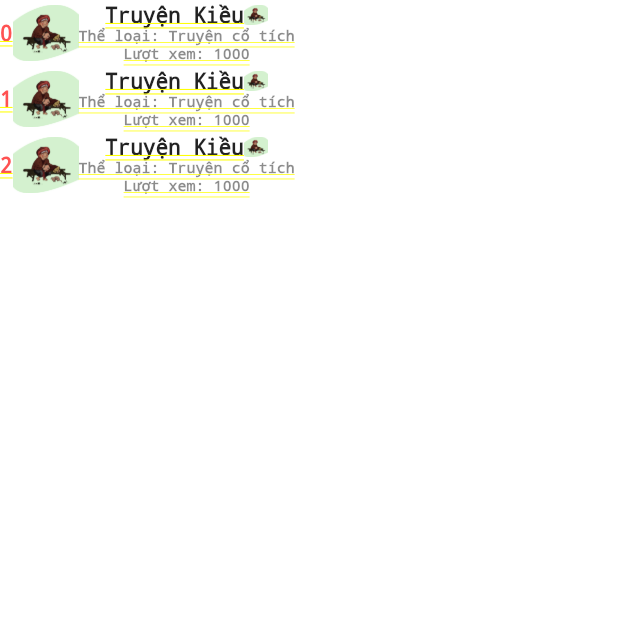
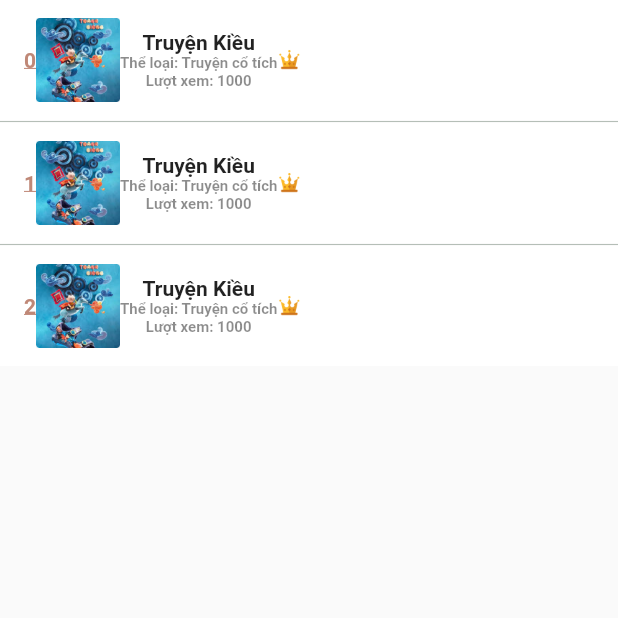
Before and after one commit to datle98/flutter_app, a Flutter app: the screen it shows after launch, after a tap on "Facebook", on a phone screen of 412 x 824 dp, the top half of it. Run offline on Flutter 3.47's test engine with Material 2 defaults, Android fonts, the phone set to English and light mode, and no system bars.

Commit message:
add item listview

```diff
--- a/lib/items/item_listview_home.dart
+++ b/lib/items/item_listview_home.dart
@@ -1,12 +1,10 @@
-import 'dart:ffi';
-
 import 'package:flutter/material.dart';
 
-class ItemHome extends StatelessWidget {
+class ItemList extends StatelessWidget {
   final int pos;
   final int view;
 
-  const ItemHome(this.pos, this.view);
+  const ItemList(this.pos, this.view);
 
   @override
   Widget build(BuildContext context) {
@@ -15,25 +13,31 @@ class ItemHome extends StatelessWidget {
 
   Widget item(int pos, int view) {
     return Container(
-
-      child: Row(
+        color: Colors.white,
+        padding: EdgeInsets.only(top:12, left: 16, right: 24, bottom: 12),
+        child: Column(
+          children: [
+            Row(
               children: [
                 Text(
                   '$pos',
                   style: TextStyle(
-                color: Colors.redAccent,
+                      color: Color.fromRGBO(191, 136, 119, 1),
                       fontSize: 14,
                       fontWeight: FontWeight.bold,
-                decoration: TextDecoration.underline),
+                      decoration: TextDecoration.underline,
+                      decorationStyle: TextDecorationStyle.solid,
+                      decorationColor: Color.fromRGBO(191, 136, 119, 1)),
                 ),
+                SizedBox(height: 14),
                 Image(
-            image: AssetImage('res/images/banner.png'),
-            width: 44,
-            height: 44,
+                  image: AssetImage('res/images/thumbnail.png'),
+                  width: 56,
+                  height: 56,
                 ),
-          Column(
-            children: [
-              Row(
+                SizedBox(height: 14),
+                Container(
+                  child: Column(
                     children: [
                       Text(
                         'Truyện Kiều',
@@ -41,14 +45,7 @@ class ItemHome extends StatelessWidget {
                           color: Colors.black87,
                           fontSize: 14,
                           fontWeight: FontWeight.bold,
-                        decoration: TextDecoration.underline),
                         ),
-                  Image(
-                    image: AssetImage('res/images/banner.png'),
-                    width: 16,
-                    height: 16,
-                  ),
-                ],
                       ),
                       Text(
                         'Thể loại: Truyện cổ tích',
@@ -68,8 +65,18 @@ class ItemHome extends StatelessWidget {
                       ),
                     ],
                   ),
+                ),
+                Align(
+                  alignment: Alignment.topRight,
+                  child: Image(
+                    image: AssetImage('res/images/ic_vip.png'),
+                    width: 16,
+                    height: 16,
+                  ),
+                ),
               ],
             ),
-    );
+          ],
+        ));
   }
 }
--- a/lib/screens/home_screen.dart
+++ b/lib/screens/home_screen.dart
@@ -1,18 +1,27 @@
+import 'package:flutter/material.dart';
 import 'package:flutter/widgets.dart';
 import 'package:flutterapp/items/item_listview_home.dart';
 
-class HomeScreen extends StatelessWidget {
+class HomeScreen extends StatefulWidget {
+  @override
+  _HomeScreenState createState() => _HomeScreenState();
+}
+
+class _HomeScreenState extends State<HomeScreen> {
   @override
   Widget build(BuildContext context) {
-    return buildList(context);
+    return Scaffold(body: SafeArea(child: buildList(context)));
   }
 
   Widget buildList(BuildContext context) {
-    return ListView.builder(
-      itemBuilder: (context, index) {
-        return ItemHome(index, 1000);
-      },
-      itemCount: 3,
-    );
+    return ListView.separated(
+        itemBuilder: (context, index) {
+          return ItemList(index, 1000);
+        },
+        itemCount: 3,
+        separatorBuilder: (BuildContext context, int index) => const Divider(
+              height: 2,
+              color: Color.fromRGBO(181, 190, 183, 1),
+            ));
   }
 }
--- /dev/null
+++ b/res/colors/constant_colors.dart
@@ -0,0 +1,3 @@
+import 'package:flutter/material.dart';
+
+const Color colorRanking = Color.fromRGBO(191, 136, 119, 1);
```
Also changed, not shown: res/images/ic_vip.png (added), res/images/thumbnail.png (added). Lines whose indentation alone changed are shown as unchanged.
